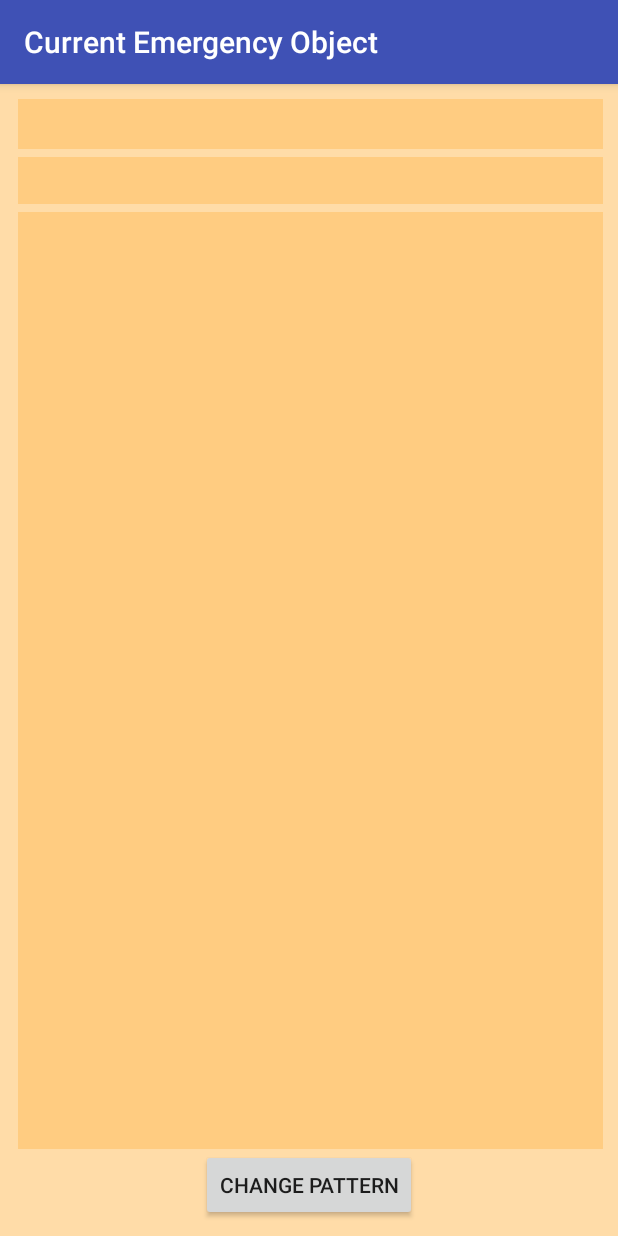
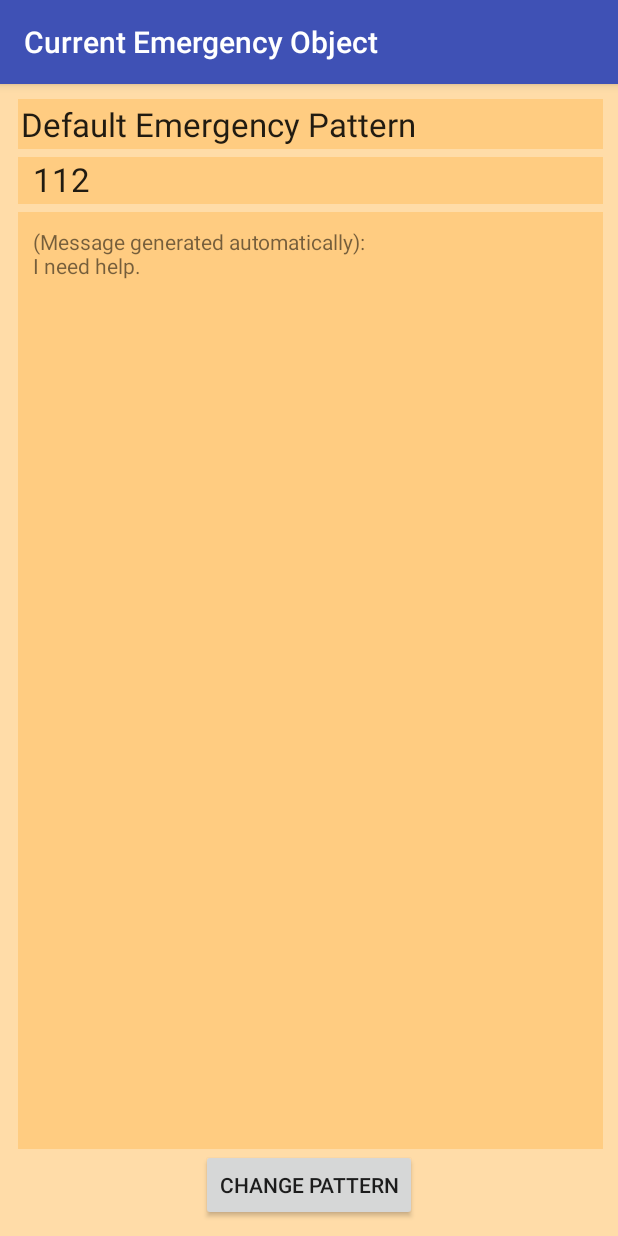
Before and after one commit to AKolodz/Inzynierka, an Android app: the HomeScreen screen opened directly, with no data from a screen before it, after a tap on "EMERGENCY", on a phone screen of 412 x 824 dp. Run offline under Robolectric (Android 15) with nearby library versions, the phone set to English and light mode, and no system bars; our stand-ins replace ButterKnife.

Commit message:
1.5 non-empty start Completed TODO: B/T <scared>

```diff
--- a/EmergencyApp/app/src/main/java/kolodziejczyk/olek/inzynierka/emergencyapp/EmergencyDatabaseAdapter.java
+++ b/EmergencyApp/app/src/main/java/kolodziejczyk/olek/inzynierka/emergencyapp/EmergencyDatabaseAdapter.java
@@ -80,6 +80,15 @@ public class EmergencyDatabaseAdapter {
         sqlDB.delete(EMERGENCY_TABLE,COLUMN_ID+" = "+idToDelete,null);
     }
 
+    public EmergencyObject getLastEmergencyObject(){
+        EmergencyObject emergencyObject;
+        Cursor cursor = sqlDB.query(EMERGENCY_TABLE, allColumns, null, null, null, null, null, null);
+        cursor.moveToLast();
+        emergencyObject=cursorToEmergencyObject(cursor);
+        cursor.close();
+        return emergencyObject;
+    }
+
     public ArrayList<EmergencyObject> getAllEmergencyObjects(){
         ArrayList<EmergencyObject> emergencyObjectArrayList=new ArrayList<EmergencyObject>();
         Cursor cursor=sqlDB.query(EMERGENCY_TABLE,allColumns,null,null,null,null,null);
--- a/EmergencyApp/app/src/main/java/kolodziejczyk/olek/inzynierka/emergencyapp/EmergencyViewFragment.java
+++ b/EmergencyApp/app/src/main/java/kolodziejczyk/olek/inzynierka/emergencyapp/EmergencyViewFragment.java
@@ -50,11 +50,19 @@ public class EmergencyViewFragment extends Fragment {
         tvMessage.setText(intent.getExtras().getString(EmergencyListActivity.EMERGENCY_MESSAGE_EXTRA));
         firstRun=intent.getExtras().getBoolean(HomeScreen.FIRST_RUN_EXTRA,false);
 
-        //CHECKS IF IT IS FIRST RUN - IF IT'S SO THEN WE SHOULD LOAD THE NEWEST OBJECT FROM DATABASE
+        //CHECKS IF IT IS FIRST RUN - IF IT'S SO THEN WE SHOULD LOAD LAST OBJECT FROM DATABASE
         if(firstRun){
-            Toast.makeText(getActivity().getApplicationContext(),"FIRST!",Toast.LENGTH_SHORT).show();
+            Toast.makeText(getActivity().getApplicationContext(),"FIRST RUN!",Toast.LENGTH_SHORT).show();
+            EmergencyDatabaseAdapter dbAdapter=new EmergencyDatabaseAdapter(getActivity().getBaseContext());
+            dbAdapter.open();
+            EmergencyObject emergencyObject=dbAdapter.getLastEmergencyObject();
+            dbAdapter.close();
+
+            tvTitle.setText(emergencyObject.getTitle());
+            tvNumber.setText(emergencyObject.getPhoneNumber());
+            tvMessage.setText(emergencyObject.getMessage());
         }else{
-            Toast.makeText(getActivity().getApplicationContext(),"NOT FIRST- FROM LIST!",Toast.LENGTH_SHORT).show();
+            //do nothing
         }
 
         if (tvNumber.getText().equals("")){
--- a/EmergencyApp/app/src/main/java/kolodziejczyk/olek/inzynierka/emergencyapp/HomeScreen.java
+++ b/EmergencyApp/app/src/main/java/kolodziejczyk/olek/inzynierka/emergencyapp/HomeScreen.java
@@ -5,6 +5,7 @@ import android.support.v7.app.AppCompatActivity;
 import android.os.Bundle;
 import android.view.View;
 import android.widget.Button;
+import android.widget.Toast;
 
 import butterknife.ButterKnife;
 import butterknife.InjectView;
@@ -38,6 +39,7 @@ public class HomeScreen extends AppCompatActivity {
         bMedicaments.setOnClickListener(new View.OnClickListener() {
             @Override
             public void onClick(View view) {
+                Toast.makeText(getApplicationContext(),"Soon", Toast.LENGTH_SHORT).show();
                 //Intent intent= new Intent(getApplicationContext(),MedicamentsList.class);
                 //startActivity(intent);
             }
```
